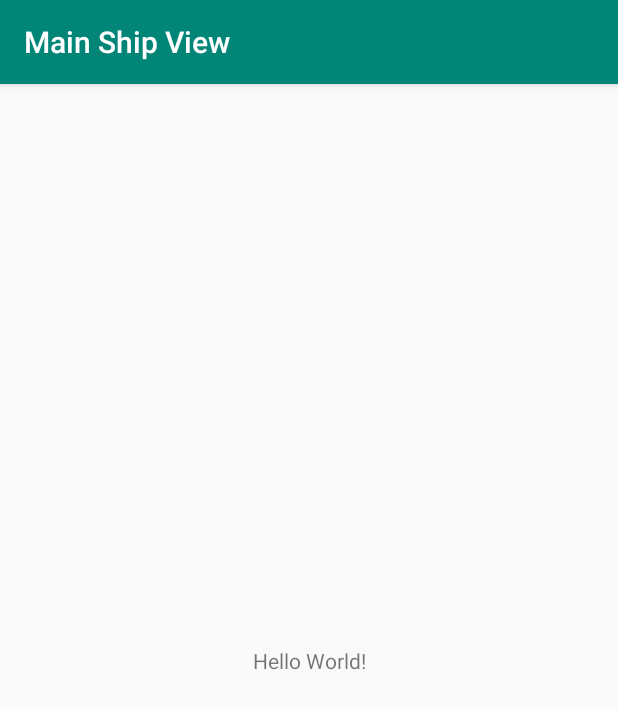
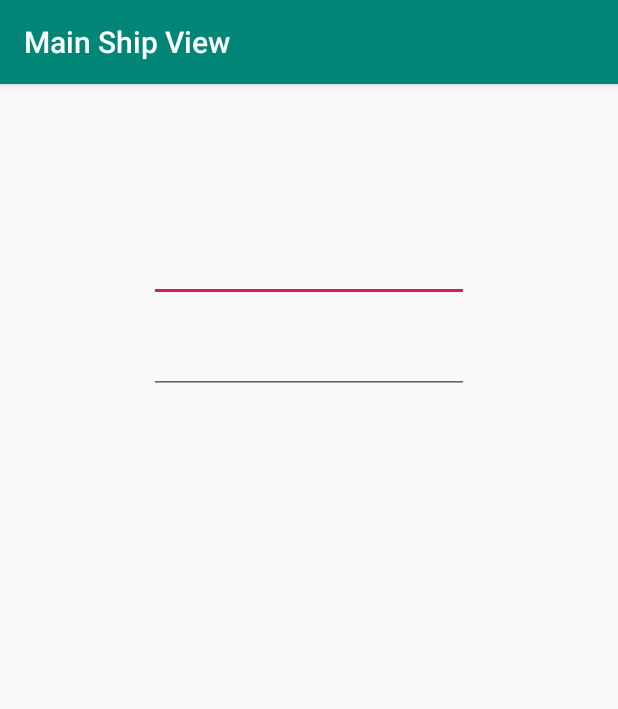
Before and after one commit to phoenicisestuans/The-OmniServer, an Android app: the screen it shows after launch (MainActivity), on a phone screen of 412 x 824 dp. Shown: the top 709 px of the screen. Run offline under Robolectric (Android 15) with nearby library versions, the phone set to English and light mode, and no system bars.

Commit message:
Added a test layout for login page

```diff
--- a/app/src/main/res/layout/activity_main.xml
+++ b/app/src/main/res/layout/activity_main.xml
@@ -6,13 +6,31 @@
     android:layout_height="match_parent"
     tools:context=".MainActivity">
 
-    <TextView
+    <EditText
+        android:id="@+id/editText"
+        android:layout_width="0dp"
+        android:layout_height="wrap_content"
+        android:layout_marginStart="99dp"
+        android:layout_marginTop="100dp"
+        android:layout_marginEnd="99dp"
+        android:layout_marginBottom="24dp"
+        android:ems="10"
+        android:inputType="textEmailAddress"
+        app:layout_constraintBottom_toTopOf="@+id/editText2"
+        app:layout_constraintEnd_toEndOf="parent"
+        app:layout_constraintStart_toStartOf="parent"
+        app:layout_constraintTop_toTopOf="parent" />
+
+    <EditText
+        android:id="@+id/editText2"
         android:layout_width="wrap_content"
         android:layout_height="wrap_content"
-        android:text="Hello World!"
-        app:layout_constraintBottom_toBottomOf="parent"
-        app:layout_constraintLeft_toLeftOf="parent"
-        app:layout_constraintRight_toRightOf="parent"
-        app:layout_constraintTop_toTopOf="parent" />
-
+        android:layout_marginStart="99dp"
+        android:layout_marginTop="16dp"
+        android:layout_marginEnd="99dp"
+        android:ems="10"
+        android:inputType="textPassword"
+        app:layout_constraintEnd_toEndOf="parent"
+        app:layout_constraintStart_toStartOf="parent"
+        app:layout_constraintTop_toBottomOf="@+id/editText" />
 </android.support.constraint.ConstraintLayout>
```
